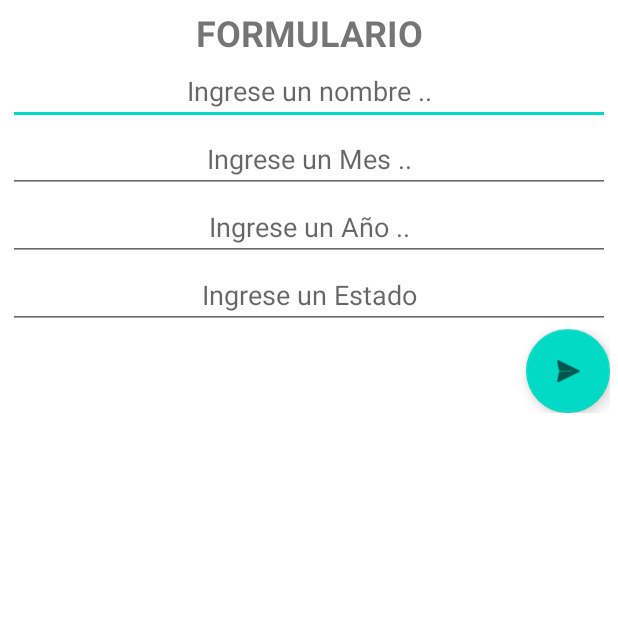
After one commit to AnthonyJorelVocalHurtado/ProyectoFinal_Grupo7, an Android app: the ActivityFormulario screen opened directly, with no data from a screen before it, on a phone screen of 412 x 824 dp, the top half of it. The commit adds this screen. Run offline under Robolectric (Android 15) with nearby library versions, the phone set to English and light mode, and no system bars.

Commit message:
Registro de datos a un formulario y muestra en recyclerview

```diff
--- a/app/src/main/AndroidManifest.xml
+++ b/app/src/main/AndroidManifest.xml
@@ -9,7 +9,8 @@
         android:roundIcon="@mipmap/ic_launcher_round"
         android:supportsRtl="true"
         android:theme="@style/Theme.ProyectoFinal_Grupo7">
-        <activity android:name=".MainActivityInfo"></activity>
+        <activity android:name=".ActivityFormulario"></activity>
+        <activity android:name=".MainActivityInfo" />
         <activity android:name=".MainActivity" />
         <activity android:name=".splash_activity">
             <intent-filter>
--- /dev/null
+++ b/app/src/main/java/com/example/proyectofinal_grupo7/ActivityFormulario.java
@@ -0,0 +1,118 @@
+package com.example.proyectofinal_grupo7;
+
+import androidx.appcompat.app.AppCompatActivity;
+import androidx.recyclerview.widget.GridLayoutManager;
+import androidx.recyclerview.widget.RecyclerView;
+
+import android.database.Cursor;
+import android.database.sqlite.SQLiteDatabase;
+import android.os.Bundle;
+import android.view.View;
+import android.widget.Button;
+import android.widget.EditText;
+import android.widget.Toast;
+
+import com.google.android.material.floatingactionbutton.FloatingActionButton;
+
+import java.util.ArrayList;
+
+public class ActivityFormulario extends AppCompatActivity {
+    private EditText etNombre, etMes, etAnio, etEstado;
+    private FloatingActionButton btnAgregar;
+    private RecyclerView rvFormulario;
+    private ControladorFormulario controladorFormulario;
+    private Formulario formulario;
+    private ArrayList<Formulario> listaFormulario;
+    private Adaptador adaptador;
+    @Override
+    protected void onCreate(Bundle savedInstanceState) {
+        super.onCreate(savedInstanceState);
+        setContentView(R.layout.activity_formulario);
+        //Instanciar datos
+        etNombre=findViewById(R.id.etNombre);
+        etMes=findViewById(R.id.etMes);
+        etAnio=findViewById(R.id.etAño);
+        etEstado=findViewById(R.id.etEstado);
+        btnAgregar=findViewById(R.id.btnAgregar);
+        rvFormulario=findViewById(R.id.rvFormulario);
+        rvFormulario.setLayoutManager(new GridLayoutManager(this,1));
+        listaFormulario = new ArrayList<Formulario>();
+        controladorFormulario = new ControladorFormulario(ActivityFormulario.this);
+        formulario = new Formulario();
+        adaptador = new Adaptador(listaFormulario);
+        //cargar al recyclerView
+        cargarFormularioSQLite();
+        rvFormulario.setAdapter(adaptador);
+        btnAgregar.setOnClickListener(new View.OnClickListener() {
+            @Override
+            public void onClick(View view) {
+                String nombreString = etNombre.getText().toString().trim();
+                String mesString = etMes.getText().toString().trim();
+                String anioString = etAnio.getText().toString().trim();
+                String estadoString = etEstado.getText().toString().trim();
+                if (nombreString.equals("")) {
+                    etNombre.setError("Inserta una Placa");
+                    etNombre.requestFocus();
+                    return;
+                }
+                if (mesString.equals("")) {
+                    etMes.setError("Inserta un Color");
+                    etMes.requestFocus();
+                    return;
+                }
+                if (anioString.equals("")) {
+                    etAnio.setError("Inserta un Modelo");
+                    etAnio.requestFocus();
+                    return;
+                }
+                if (estadoString.equals("")) {
+                    etAnio.setError("Inserta un Modelo");
+                    etAnio.requestFocus();
+                    return;
+                }
+                int anioInt = Integer.parseInt(anioString);
+                int estadoInt=Integer.parseInt(estadoString);
+                formulario = new Formulario(nombreString,mesString,anioInt,estadoInt);
+                long resultado = controladorFormulario.insertarFormulario(formulario);
+                if (resultado==-1){
+                    Toast.makeText(getApplicationContext(),"Error al insertar", Toast.LENGTH_LONG).show();
+                }else{
+                    Toast.makeText(getApplicationContext(),"Vehiculo almacenado con exito", Toast.LENGTH_LONG).show();
+                    cargarFormularioSQLite();
+                    adaptador = new Adaptador(listaFormulario);
+                    rvFormulario.setAdapter(adaptador);
+                    etNombre.setText("");
+                    etMes.setText("");
+                    etAnio.setText("");
+                    etEstado.setText("");
+                }
+            }
+        });
+    }
+
+    private void cargarFormularioSQLite() {
+        try {
+            listaFormulario = new ArrayList<Formulario>();
+            String nombreString, mesString;
+            int idInt, anioInt, estadoInt;
+            AyudanteFormulario ayudanteFormulario = new AyudanteFormulario(ActivityFormulario.this);
+            SQLiteDatabase sqLiteDatabase = ayudanteFormulario.getReadableDatabase();
+            Cursor cursor = sqLiteDatabase.rawQuery("select id,nombre,mes,anio,estado from formulario",null);
+            if(cursor.moveToFirst()){
+                do{
+                    idInt = cursor.getInt(0);
+                    nombreString = cursor.getString(1);
+                    mesString = cursor.getString(2);
+                    anioInt = cursor.getInt(3);
+                    estadoInt = cursor.getInt(4);
+                    Formulario formularioAux = new Formulario(nombreString,mesString,idInt,anioInt,estadoInt);
+                    listaFormulario.add(formularioAux);
+                }while (cursor.moveToNext());
+            }else{
+                Toast.makeText(getApplicationContext(),"No existen registros",Toast.LENGTH_LONG).show();
+            }
+        }catch (Exception ex){
+            Toast.makeText(getApplicationContext(),"Error "+ex.getMessage(), Toast.LENGTH_LONG).show();
+        }
+    }
+}
--- /dev/null
+++ b/app/src/main/java/com/example/proyectofinal_grupo7/Adaptador.java
@@ -0,0 +1,55 @@
+package com.example.proyectofinal_grupo7;
+
+import android.view.LayoutInflater;
+import android.view.View;
+import android.view.ViewGroup;
+import android.widget.TextView;
+
+import androidx.annotation.NonNull;
+import androidx.recyclerview.widget.RecyclerView;
+
+import java.util.ArrayList;
+
+public class Adaptador extends RecyclerView.Adapter<Adaptador.ViewHolder> {
+    private ArrayList<Formulario> listaFormulario;
+
+    public Adaptador(ArrayList<Formulario> listaFormulario) {
+        this.listaFormulario = listaFormulario;
+    }
+
+    @NonNull
+    @Override
+    public Adaptador.ViewHolder onCreateViewHolder(@NonNull ViewGroup parent, int viewType) {
+        View view = LayoutInflater.from(parent.getContext()).inflate(R.layout.formato_form,null,false);
+        return new ViewHolder(view);
+    }
+
+    @Override
+    public void onBindViewHolder(@NonNull Adaptador.ViewHolder holder, int position) {
+        holder.asignarDatos(listaFormulario.get(position));
+    }
+
+    @Override
+    public int getItemCount() {
+        return listaFormulario.size();
+    }
+
+    public class ViewHolder extends RecyclerView.ViewHolder {
+        TextView tvID, tvNombre, tvMes, tvAnio, tvEstado;
+        public ViewHolder(@NonNull View itemView) {
+            super(itemView);
+            tvID=itemView.findViewById(R.id.tvID);
+            tvNombre=itemView.findViewById(R.id.tvNombre);
+            tvMes=itemView.findViewById(R.id.tvMes);
+            tvAnio=itemView.findViewById(R.id.tvAño);
+            tvEstado=itemView.findViewById(R.id.tvEstado);
+        }
+        public void asignarDatos(Formulario formulario) {
+            tvID.setText("ID: "+formulario.getId());
+            tvNombre.setText("NOMBRE: "+formulario.getNombre());
+            tvMes.setText("MES: "+formulario.getMes());
+            tvAnio.setText("AÑO: "+formulario.getAnio());
+            tvEstado.setText("ESTADO: "+formulario.getEstado());
+        }
+    }
+}
--- /dev/null
+++ b/app/src/main/java/com/example/proyectofinal_grupo7/AyudanteFormulario.java
@@ -0,0 +1,32 @@
+package com.example.proyectofinal_grupo7;
+
+import android.content.Context;
+import android.database.sqlite.SQLiteDatabase;
+import android.database.sqlite.SQLiteOpenHelper;
+
+import androidx.annotation.Nullable;
+
+public class AyudanteFormulario extends SQLiteOpenHelper {
+    private static final String NOMBRE_BD = "proyectofinal.db", NOMBRE_TABLA = "formulario";
+    public AyudanteFormulario(@Nullable Context context) {
+        super(context, NOMBRE_BD, null, 1);
+    }
+
+    public static String getNombreBd() {
+        return NOMBRE_BD;
+    }
+
+    public static String getNombreTabla() {
+        return NOMBRE_TABLA;
+    }
+
+    @Override
+    public void onCreate(SQLiteDatabase sqLiteDatabase) {
+        sqLiteDatabase.execSQL(String.format("create table if not exists %s(id integer primary key autoincrement,nombre texto not null,mes texto not null,anio integer not null,estado integer default 1);",NOMBRE_TABLA));
+    }
+
+    @Override
+    public void onUpgrade(SQLiteDatabase sqLiteDatabase, int i, int i1) {
+
+    }
+}
--- /dev/null
+++ b/app/src/main/java/com/example/proyectofinal_grupo7/ControladorFormulario.java
@@ -0,0 +1,22 @@
+package com.example.proyectofinal_grupo7;
+
+import android.content.ContentValues;
+import android.content.Context;
+import android.database.sqlite.SQLiteDatabase;
+
+public class ControladorFormulario {
+    private AyudanteFormulario ayudanteFormulario;
+
+    public ControladorFormulario(Context context) {
+        ayudanteFormulario = new AyudanteFormulario(context);
+    }
+    public long insertarFormulario(Formulario formulario){
+        SQLiteDatabase sqLiteDatabase = ayudanteFormulario.getWritableDatabase();
+        ContentValues contentValues = new ContentValues();
+        contentValues.put("nombre",formulario.getNombre());
+        contentValues.put("mes",formulario.getMes());
+        contentValues.put("anio",formulario.getAnio());
+        contentValues.put("estado",formulario.getEstado());
+        return sqLiteDatabase.insert(ayudanteFormulario.getNombreTabla(),null,contentValues);
+    }
+}
--- a/app/src/main/java/com/example/proyectofinal_grupo7/MainActivity.java
+++ b/app/src/main/java/com/example/proyectofinal_grupo7/MainActivity.java
@@ -38,7 +38,9 @@ public class MainActivity extends AppCompatActivity {
         }
         if(id==R.id.item2)
         {
-            Toast.makeText(this,"Crear Nuevo Formulario",Toast.LENGTH_SHORT).show();
+            //Toast.makeText(this,"Crear Nuevo Formulario",Toast.LENGTH_SHORT).show();
+            Intent i = new Intent(this,ActivityFormulario.class);
+            startActivity(i);
         }
         if(id==R.id.item1)
         {
--- a/app/src/main/res/layout-land/activity_splash_activity.xml
+++ b/app/src/main/res/layout-land/activity_splash_activity.xml
@@ -10,7 +10,7 @@
     <ImageView
         android:id="@+id/imageView2"
         android:layout_width="wrap_content"
-        android:layout_height="200dp"
+        android:layout_height="180dp"
         android:src="@drawable/logoscreen"
         app:layout_constraintEnd_toEndOf="parent"
         app:layout_constraintStart_toStartOf="parent"
@@ -79,7 +79,7 @@
         android:layout_width="wrap_content"
         android:layout_height="wrap_content"
         android:layout_marginStart="16dp"
-        android:layout_marginTop="32dp"
+        android:layout_marginTop="16dp"
         android:layout_marginEnd="16dp"
         android:text="LOADING..."
         android:textColor="#FFFFFF"
--- /dev/null
+++ b/app/src/main/res/layout/activity_formulario.xml
@@ -0,0 +1,79 @@
+<?xml version="1.0" encoding="utf-8"?>
+<LinearLayout xmlns:android="http://schemas.android.com/apk/res/android"
+    xmlns:app="http://schemas.android.com/apk/res-auto"
+    xmlns:tools="http://schemas.android.com/tools"
+    android:layout_width="match_parent"
+    android:layout_height="match_parent"
+    android:orientation="vertical"
+    tools:context=".ActivityFormulario"
+    android:padding="5dp">
+    <TextView
+        android:id="@+id/tvTituloForm"
+        android:layout_width="match_parent"
+        android:layout_height="wrap_content"
+        android:text="FORMULARIO"
+        android:textAlignment="center"
+        android:textSize="24sp"
+        android:textStyle="bold" />
+
+    <EditText
+        android:id="@+id/etNombre"
+        android:layout_width="match_parent"
+        android:layout_height="wrap_content"
+        android:ems="10"
+        android:hint="Ingrese un nombre .."
+        android:inputType="textPersonName"
+        android:textAlignment="center" />
+
+    <EditText
+        android:id="@+id/etMes"
+        android:layout_width="match_parent"
+        android:layout_height="wrap_content"
+        android:ems="10"
+        android:hint="Ingrese un Mes .."
+        android:inputType="textPersonName"
+        android:textAlignment="center" />
+
+    <EditText
+        android:id="@+id/etAño"
+        android:layout_width="match_parent"
+        android:layout_height="wrap_content"
+        android:ems="10"
+        android:hint="Ingrese un Año .."
+        android:inputType="number"
+        android:textAlignment="center" />
+
+    <EditText
+        android:id="@+id/etEstado"
+        android:layout_width="match_parent"
+        android:layout_height="wrap_content"
+        android:ems="10"
+        android:hint="Ingrese un Estado"
+        android:inputType="number"
+        android:textAlignment="center" />
+
+    <LinearLayout
+        android:layout_width="match_parent"
+        android:layout_height="wrap_content"
+        android:orientation="horizontal">
+
+        <TextView
+            android:id="@+id/tvEspacio"
+            android:layout_width="wrap_content"
+            android:layout_height="wrap_content"
+            android:layout_weight="1" />
+
+        <com.google.android.material.floatingactionbutton.FloatingActionButton
+            android:id="@+id/btnAgregar"
+            android:layout_width="99dp"
+            android:layout_height="wrap_content"
+            android:clickable="true"
+            app:srcCompat="@android:drawable/ic_menu_send" />
+    </LinearLayout>
+
+    <androidx.recyclerview.widget.RecyclerView
+        android:id="@+id/rvFormulario"
+        android:layout_width="match_parent"
+        android:layout_height="match_parent" />
+
+</LinearLayout>
--- a/app/src/main/res/layout/activity_main.xml
+++ b/app/src/main/res/layout/activity_main.xml
@@ -18,4 +18,5 @@
         app:titleTextColor="#FFFFFF"
         app:subtitle="ANL@gmail.com"
         app:subtitleTextColor="#D5CCCC"/>
+
 </LinearLayout>
```
Also changed, not shown: app/src/main/java/com/example/proyectofinal_grupo7/Formulario.java (added, +64 -0 lines), app/src/main/res/layout/formato_form.xml (+53 -46 lines).
